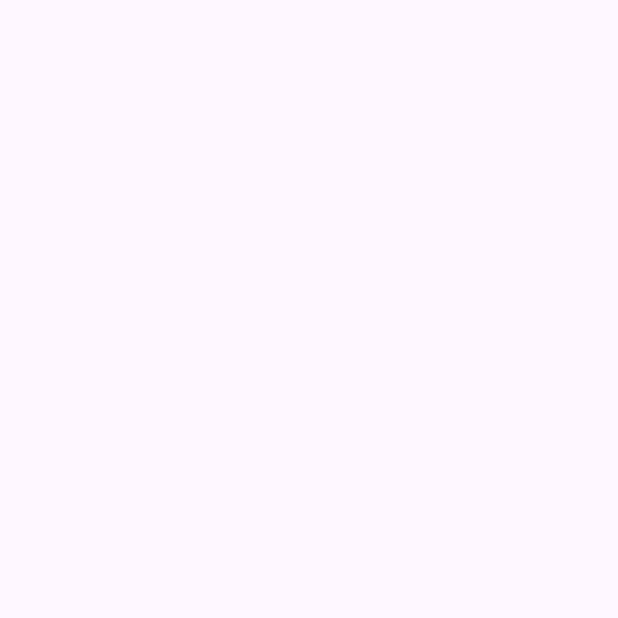
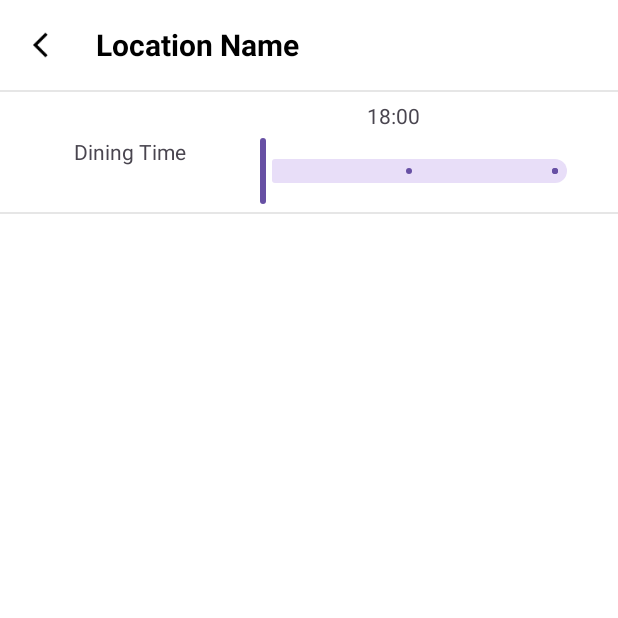
Before and after one commit to mzst-26/Don-tJustEat, an Android app: the booking_summary screen opened directly, with no data from a screen before it, on a phone screen of 412 x 824 dp, the top half of it. Before the commit the part shown is empty. Run offline under Robolectric (Android 15) with nearby library versions, the phone set to English and light mode, and no system bars.

Commit message:
Booking-summary header & first element
Booking summary header added with a back button. Dining time added with a slider that shows options between available time. UI only.

```diff
--- a/app/build.gradle.kts
+++ b/app/build.gradle.kts
@@ -48,6 +48,7 @@ dependencies {
     implementation("com.google.android.gms:play-services-auth:21.0.0")
     implementation(libs.play.services.maps)
     implementation(libs.androidx.core)
+    implementation(libs.androidx.recyclerview)
     testImplementation(libs.junit)
     androidTestImplementation(libs.androidx.junit)
     androidTestImplementation(libs.androidx.espresso.core)
--- a/app/src/main/java/com/example/dontjusteat/booking_summary.java
+++ b/app/src/main/java/com/example/dontjusteat/booking_summary.java
@@ -1,15 +1,50 @@
 package com.example.dontjusteat;
+
 import android.os.Bundle;
+import android.widget.ImageView;
+import android.widget.TextView;
 
 import androidx.appcompat.app.AppCompatActivity;
+
+import com.google.android.material.slider.Slider;
 
 
 public class booking_summary extends AppCompatActivity {
 
     @Override
     protected void onCreate(Bundle savedInstanceState) {
+        //set layout
         super.onCreate(savedInstanceState);
         setContentView(R.layout.booking_summary);
 
+        //make back button responsive
+        ImageView backButton = findViewById(R.id.back_button);
+        backButton.setOnClickListener(v -> finish());
+
+        // define the options for the slider
+        final String[] timeOptions = {"18:00", "18:30", "19:00"};
+
+        //bind views
+        TextView tvDiningTime = findViewById(R.id.tv_dining_time);
+        Slider sliderDiningTime = findViewById(R.id.slider_dining_time);
+
+        //set initial value
+        //the slider starts at 0.0 by default, so we set the text to the first option
+        tvDiningTime.setText(timeOptions[0]);
+
+        //add listener to update text when slider value changes
+        sliderDiningTime.addOnChangeListener(new Slider.OnChangeListener() {
+            @Override
+            public void onValueChange(Slider slider, float value, boolean fromUser) {
+                //cast the float value to the int index
+                int index = (int) value;
+
+                //Safety check
+                if (index >= 0 && index < timeOptions.length) {
+                    tvDiningTime.setText(timeOptions[index]);
+                }
+            }
+        });
+
     }
 }
--- a/app/src/main/res/layout/booking_summary.xml
+++ b/app/src/main/res/layout/booking_summary.xml
@@ -1,6 +1,148 @@
 <?xml version="1.0" encoding="utf-8"?>
 <androidx.constraintlayout.widget.ConstraintLayout xmlns:android="http://schemas.android.com/apk/res/android"
+    xmlns:tools="http://schemas.android.com/tools"
     android:layout_width="match_parent"
-    android:layout_height="match_parent">
+    android:layout_height="match_parent"
+    xmlns:app="http://schemas.android.com/apk/res-auto"
+    android:background="@color/white">
+    <!--Header-->
+    <LinearLayout
+        android:id="@+id/header_container"
+        android:layout_width="match_parent"
+        android:layout_height="60dp"
+        android:orientation="horizontal"
+        android:gravity="center_vertical"
+        >
+
+        <!-- Back Button !-->
+        <ImageView
+            android:id="@+id/back_button"
+            android:layout_width="64dp"
+            android:layout_height="match_parent"
+            android:padding="20dp"
+            app:srcCompat="@drawable/baseline_arrow_back_ios_24"
+            android:clickable="true"
+            android:focusable="true"
+            android:contentDescription="Back Button"
+            android:background="?attr/selectableItemBackgroundBorderless"
+            android:scaleType="centerInside"
+            />
+        <!--location name-->
+        <TextView
+            android:layout_width="0dp"
+            android:layout_height="match_parent"
+            android:layout_weight="1"
+            android:text="Location Name"
+            android:gravity="center_vertical"
+            style="@style/text_title"
+            />
+
+    </LinearLayout>
+
+    <!--divider-->
+    <View
+        android:id="@+id/divider"
+        android:layout_width="match_parent"
+        android:layout_height="1.5dp"
+        android:background="#E6E6E6"
+        app:layout_constraintTop_toBottomOf="@+id/header_container"
+        app:layout_constraintStart_toStartOf="parent"
+        app:layout_constraintEnd_toEndOf="parent"
+        />
+
+
+    <LinearLayout
+        android:id="@+id/summary_layout_container"
+        android:layout_width="match_parent"
+        android:layout_height="wrap_content"
+        android:orientation="vertical"
+        android:gravity="center_horizontal"
+        app:layout_constraintTop_toBottomOf="@+id/divider"
+        >
+
+    <!--summary syb-container-->
+    <LinearLayout
+        android:layout_width="match_parent"
+        android:layout_height="wrap_content"
+        android:orientation="vertical"
+        android:gravity="center_horizontal"
+        app:layout_constraintTop_toBottomOf="@+id/divider"
+        >
+        <!--Summary item -->
+        <LinearLayout
+            android:layout_width="match_parent"
+            android:layout_height="80dp"
+            android:orientation="horizontal"
+            android:gravity="center_vertical"
+
+        >
+
+            <TextView
+                android:layout_width="wrap_content"
+                android:layout_height="match_parent"
+                android:layout_weight="1"
+                android:gravity="center"
+                android:paddingLeft="20dp"
+                android:text="Dining Time" />
+
+
+            <LinearLayout
+                android:layout_width="200dp"
+                android:layout_height="match_parent"
+                android:layout_weight="1"
+                android:gravity="center"
+                android:orientation="vertical"
+                android:paddingRight="20dp"
+                >
+                <TextView
+                    android:id="@+id/tv_dining_time"
+                    android:layout_width="wrap_content"
+                    android:layout_height="wrap_content"
+                    android:layout_weight="0.5"
+                    android:text="18:00"
+                    android:gravity="center"
+                    android:paddingRight="20dp"
+                    />
+
+                <com.google.android.material.slider.Slider
+                    android:id="@+id/slider_dining_time"
+                    android:layout_width="match_parent"
+                    android:layout_height="wrap_content"
+                    android:layout_weight="0.5"
+                    android:valueFrom="0.0"
+                    android:valueTo="2.0"
+                    android:stepSize="1.0"
+                    android:value="0.0"
+                    />
+
+            </LinearLayout>
+
+
+        </LinearLayout>
+
+        <!--divider-->
+        <View
+            android:id="@+id/divider"
+            android:layout_width="match_parent"
+            android:layout_height="1.5dp"
+            android:background="#E6E6E6"
+            app:layout_constraintTop_toBottomOf="@+id/header_container"
+            app:layout_constraintStart_toStartOf="parent"
+            app:layout_constraintEnd_toEndOf="parent"
+            />
+
+
+
+
+
+    </LinearLayout>
+
+
+
+
+
+    </LinearLayout>
+
+
 
 </androidx.constraintlayout.widget.ConstraintLayout>
--- a/app/src/main/res/values/themes.xml
+++ b/app/src/main/res/values/themes.xml
@@ -68,6 +68,13 @@
         <item name="android:textStyle">bold</item>
     </style>
 
+    <style name="text_normal">
+        <item name="android:fontFamily">Inter</item>
+        <item name="android:textSize">15sp</item>
+        <item name="android:textColor">@color/black</item>
+        <item name="android:textStyle">bold</item>
+    </style>
+
     <style name="search_container">
         <item name="android:background">@color/white</item>
         <item name="android:padding">5dp</item>
--- a/gradle/libs.versions.toml
+++ b/gradle/libs.versions.toml
@@ -13,6 +13,7 @@ cardview = "1.0.0"
 playServicesBase = "18.9.0"
 playServicesMaps = "19.2.0"
 core = "1.17.0"
+recyclerview = "1.4.0"
 
 [libraries]
 androidx-core-ktx = { group = "androidx.core", name = "core-ktx", version.ref = "coreKtx" }
@@ -27,6 +28,7 @@ androidx-cardview = { group = "androidx.cardview", name = "cardview", version.re
 play-services-base = { group = "com.google.android.gms", name = "play-services-base", version.ref = "playServicesBase" }
 play-services-maps = { group = "com.google.android.gms", name = "play-services-maps", version.ref = "playServicesMaps" }
 androidx-core = { group = "androidx.core", name = "core", version.ref = "core" }
+androidx-recyclerview = { group = "androidx.recyclerview", name = "recyclerview", version.ref = "recyclerview" }
 
 [plugins]
 android-application = { id = "com.android.application", version.ref = "agp" }
```
